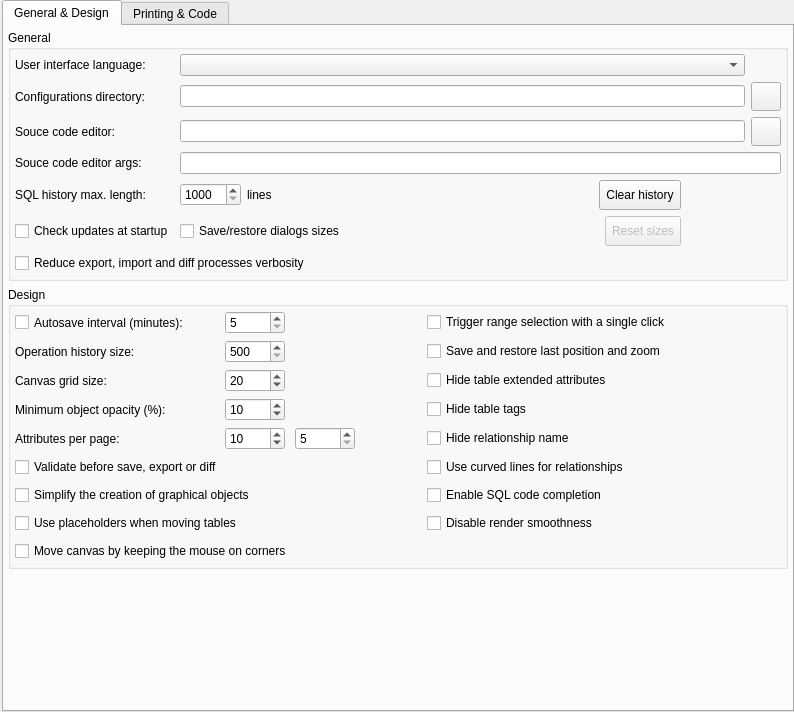
First picture: the form in libpgmodeler_ui/ui/generalconfigwidget.ui, repository pgmodeler/pgmodeler, before the edit.
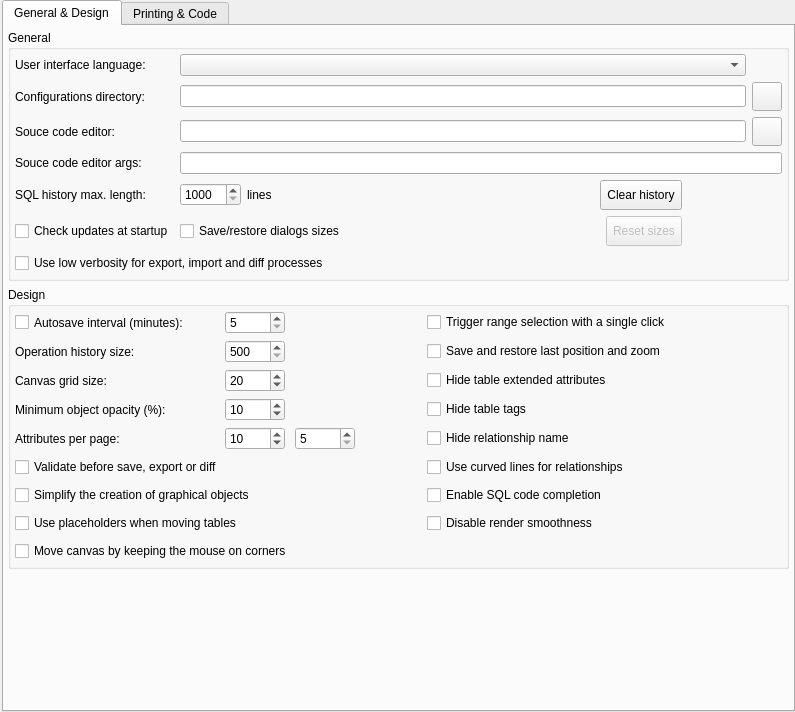
Second picture: the form after the edit. Icons and pictures are not drawn.

Commit message: Applying the reduced verbosity on DatabaseImportForm, ModelDatabaseDiffForm and ModelExportForm.

The edit to the form file:
```diff
--- a/libpgmodeler_ui/ui/generalconfigwidget.ui
+++ b/libpgmodeler_ui/ui/generalconfigwidget.ui
@@ -6,7 +6,7 @@
    <rect>
     <x>0</x>
     <y>0</y>
-    <width>794</width>
+    <width>795</width>
     <height>712</height>
    </rect>
   </property>
@@ -1582,7 +1582,7 @@
                <string>Reduces the verbosity of the export, import and diff process causing less information to be displayed in the output in return of some performance gain on slower systems. This options causes less UI operations to be performed so the processes can run faster.</string>
               </property>
               <property name="text">
-               <string>Reduce export, import and diff processes verbosity</string>
+               <string>Use low verbosity for export, import and diff processes</string>
               </property>
              </widget>
             </item>
```
Left out of the diff: 6 changed lines with no effect on the pictures. The commit also changes 13 other files.
